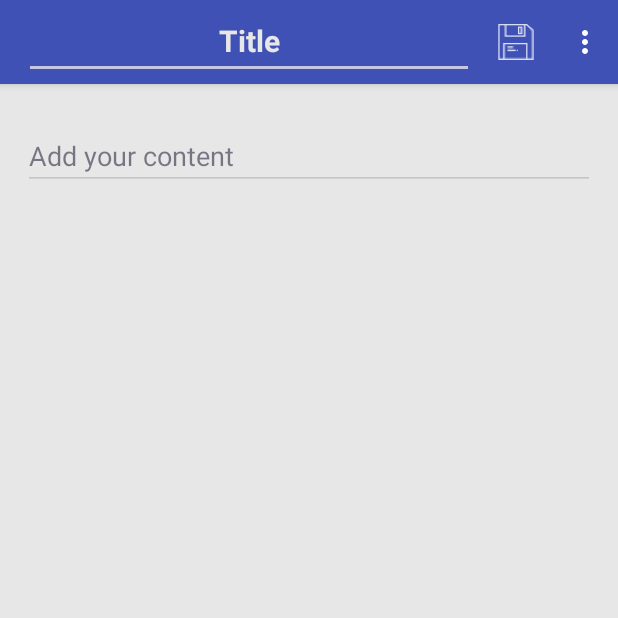
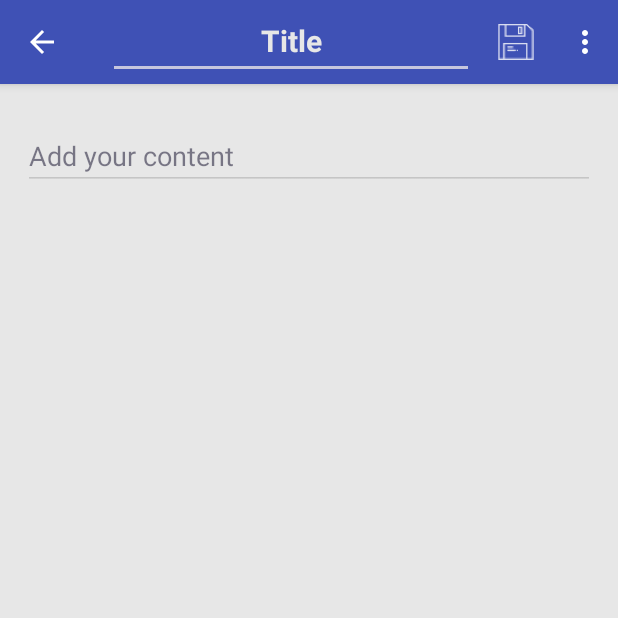
Before and after one commit to VincentGuidon/AndPad, an Android app: the NotePadActivity screen opened directly, with no data from a screen before it, on a phone screen of 412 x 824 dp, the top half of it. Run offline under Robolectric (Android 15) with nearby library versions, the phone set to English and light mode, and no system bars; libraries missing offline, so code that uses them is left out: com.google.android.gms; pictures from the network do not load.

Commit message:
Return button

```diff
--- a/app/src/main/java/com/andpad/andpad/NotePadActivity.java
+++ b/app/src/main/java/com/andpad/andpad/NotePadActivity.java
@@ -143,7 +143,6 @@ public class NotePadActivity extends AppCompatActivity implements ColorPickerDia
 
     private void Initiate()
     {
-        textViewTitle = (EditText) findViewById(R.id.NoteTitle);
         textViewContent = ((EditText) findViewById(R.id.TextViewContent));
         imageBackground = ((ImageView) findViewById(R.id.imageBackground));
         ll = (LinearLayout) findViewById(R.id.allActivityNotePad);
@@ -155,6 +154,7 @@ public class NotePadActivity extends AppCompatActivity implements ColorPickerDia
         textViewTitle = (EditText) actionBar.getCustomView().findViewById(R.id.NoteTitle);
         actionBar.setDisplayOptions(android.support.v7.app.ActionBar.DISPLAY_SHOW_CUSTOM
                 | android.support.v7.app.ActionBar.DISPLAY_SHOW_HOME);
+        actionBar.setDisplayHomeAsUpEnabled(true);
     }
 
     private void SetText()
@@ -190,8 +190,6 @@ public class NotePadActivity extends AppCompatActivity implements ColorPickerDia
     }
 
     public void returnToList() {
-        Intent intent = new Intent(this, NotePadList.class);
-        startActivity(intent);
         this.finish();
     }
 
@@ -227,6 +225,9 @@ public class NotePadActivity extends AppCompatActivity implements ColorPickerDia
             case R.id.action_share:
                 shareIt();
                 break;
+            case android.R.id.home:
+                returnToList();
+                break;
         }
 
         return super.onOptionsItemSelected(item);
--- a/app/src/main/res/menu/main_menu.xml
+++ b/app/src/main/res/menu/main_menu.xml
@@ -4,17 +4,6 @@
     android:layout_width="match_parent"
     android:layout_height="match_parent"
     android:textColor="@color/colorMainWhite">
-
-    <!--<item
-        android:id="@+id/action_return"
-        android:orderInCategory="1"
-        android:title="@string/save_option"
-        android:icon="@mipmap/ic_return"
-        AndPad:showAsAction="always"
-        android:visible="true"
-        android:layout_width="wrap_content"
-        android:layout_height="wrap_content"
-        android:textColor="@color/colorMainWhite" /-->
 
     <item
         android:id="@+id/action_save"
```
